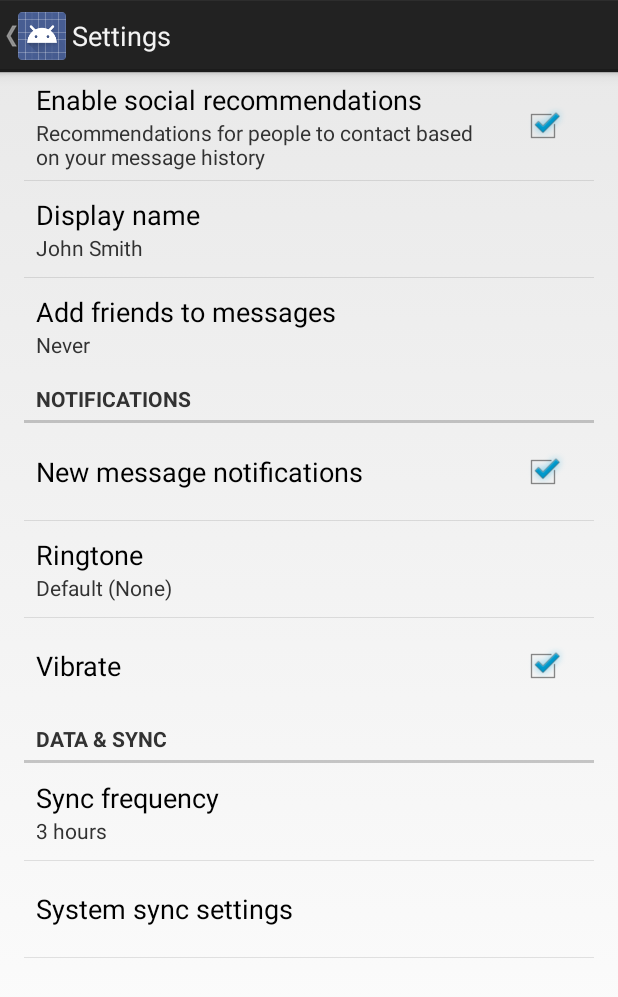
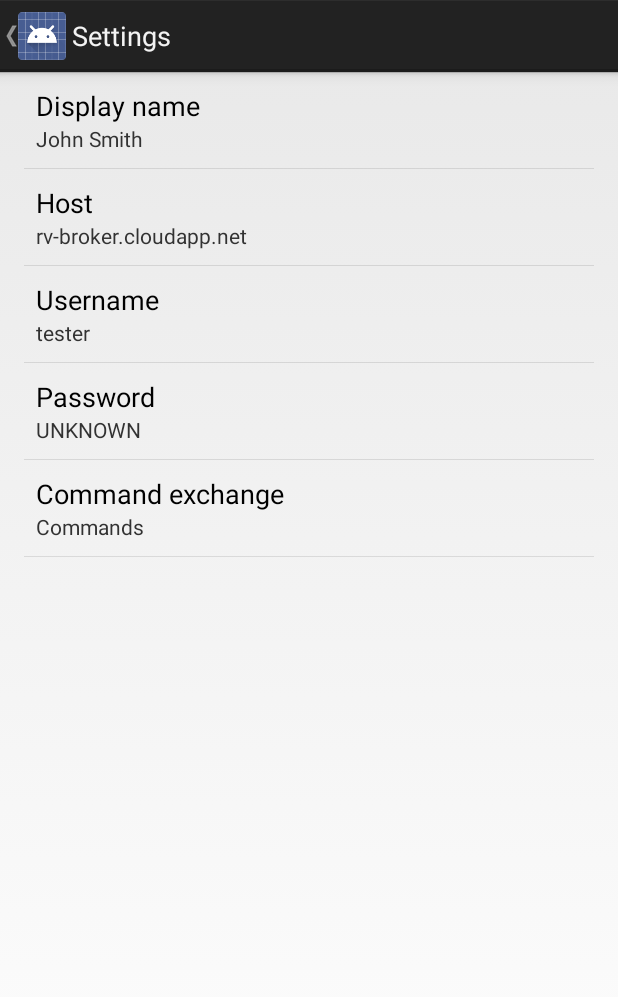
Before and after one commit to royveshovda/garagecontroller, an Android app: the SettingsActivity screen opened directly, with no data from a screen before it, on a phone screen of 412 x 824 dp. Shown: the top 997 px of the screen. Run offline under Robolectric (Android 15) with nearby library versions, the phone set to English and light mode, and no system bars.

Commit message:
Android client Settings

```diff
--- a/source/Android/GarageController/app/src/main/java/com/eycarus/garage/garagecontroller/GarageActivity.java
+++ b/source/Android/GarageController/app/src/main/java/com/eycarus/garage/garagecontroller/GarageActivity.java
@@ -2,8 +2,10 @@ package com.eycarus.garage.garagecontroller;
 
 import android.app.Activity;
 import android.content.Intent;
+import android.content.SharedPreferences;
 import android.os.AsyncTask;
 import android.os.Bundle;
+import android.preference.PreferenceManager;
 import android.view.Menu;
 import android.view.MenuItem;
 import android.view.View;
@@ -81,9 +83,11 @@ public class GarageActivity extends Activity {
 
     private void sendButtonCommand(int buttonNumber) {
         ConnectionFactory factory = new ConnectionFactory();
-        factory.setHost("rv-broker.cloudapp.net");
-        factory.setUsername("tester");
-        factory.setPassword("GoGoTester91234");
+        SharedPreferences preferences = PreferenceManager.getDefaultSharedPreferences(this);
+
+        factory.setHost(preferences.getString("settings_rabbitmq_host",""));
+        factory.setUsername(preferences.getString("settings_rabbitmq_username",""));
+        factory.setPassword(preferences.getString("settings_rabbitmq_password",""));
         factory.setPort(5672);
 
         try {
@@ -94,7 +98,7 @@ public class GarageActivity extends Activity {
             try {
                 message.put("SessionId", "1");
                 message.put("DoorNumber", buttonNumber);
-                message.put("Signature", "SIGN");
+                message.put("Signature", preferences.getString("settings_display_name","???"));
             } catch (JSONException e) {
                 runOnUiThread(new Runnable() {
                     public void run() {
--- a/source/Android/GarageController/app/src/main/java/com/eycarus/garage/garagecontroller/SettingsActivity.java
+++ b/source/Android/GarageController/app/src/main/java/com/eycarus/garage/garagecontroller/SettingsActivity.java
@@ -101,29 +101,20 @@ public class SettingsActivity extends PreferenceActivity {
         // Add 'general' preferences.
         addPreferencesFromResource(R.xml.pref_general);
 
-        // Add 'notifications' preferences, and a corresponding header.
-        PreferenceCategory fakeHeader = new PreferenceCategory(this);
-        fakeHeader.setTitle(R.string.pref_header_notifications);
-        getPreferenceScreen().addPreference(fakeHeader);
-        addPreferencesFromResource(R.xml.pref_notification);
+        // Add 'general' preferences.
+        addPreferencesFromResource(R.xml.pref_rabbitmq);
 
-        // Add 'data and sync' preferences, and a corresponding header.
-        fakeHeader = new PreferenceCategory(this);
-        fakeHeader.setTitle(R.string.pref_header_data_sync);
-        getPreferenceScreen().addPreference(fakeHeader);
-        addPreferencesFromResource(R.xml.pref_data_sync);
+
 
         // Bind the summaries of EditText/List/Dialog/Ringtone preferences to
         // their values. When their values change, their summaries are updated
         // to reflect the new value, per the Android Design guidelines.
-        bindPreferenceSummaryToValue(findPreference("example_text"));
-        bindPreferenceSummaryToValue(findPreference("example_list"));
-        bindPreferenceSummaryToValue(findPreference("notifications_new_message_ringtone"));
-        bindPreferenceSummaryToValue(findPreference("sync_frequency"));
-        //bindPreferenceSummaryToValue(findPreference("Host"));
-        //bindPreferenceSummaryToValue(findPreference("Exchange"));
-        //bindPreferenceSummaryToValue(findPreference("Username"));
-        //bindPreferenceSummaryToValue(findPreference("Password"));
+        bindPreferenceSummaryToValue(findPreference("settings_display_name"));
+
+        bindPreferenceSummaryToValue(findPreference("settings_rabbitmq_host"));
+        bindPreferenceSummaryToValue(findPreference("settings_rabbitmq_username"));
+        bindPreferenceSummaryToValue(findPreference("settings_rabbitmq_password"));
+        bindPreferenceSummaryToValue(findPreference("settings_rabbitmq_command_exchange"));
     }
 
     /** {@inheritDoc} */
@@ -183,29 +174,6 @@ public class SettingsActivity extends PreferenceActivity {
                         index >= 0
                                 ? listPreference.getEntries()[index]
                                 : null);
-
-            } else if (preference instanceof RingtonePreference) {
-                // For ringtone preferences, look up the correct display value
-                // using RingtoneManager.
-                if (TextUtils.isEmpty(stringValue)) {
-                    // Empty values correspond to 'silent' (no ringtone).
-                    preference.setSummary(R.string.pref_ringtone_silent);
-
-                } else {
-                    Ringtone ringtone = RingtoneManager.getRingtone(
-                            preference.getContext(), Uri.parse(stringValue));
-
-                    if (ringtone == null) {
-                        // Clear the summary if there was a lookup error.
-                        preference.setSummary(null);
-                    } else {
-                        // Set the summary to reflect the new ringtone display
-                        // name.
-                        String name = ringtone.getTitle(preference.getContext());
-                        preference.setSummary(name);
-                    }
-                }
-
             } else {
                 // For all other preferences, set the summary to the value's
                 // simple string representation.
@@ -251,46 +219,26 @@ public class SettingsActivity extends PreferenceActivity {
             // to their values. When their values change, their summaries are
             // updated to reflect the new value, per the Android Design
             // guidelines.
-            bindPreferenceSummaryToValue(findPreference("example_text"));
-            bindPreferenceSummaryToValue(findPreference("example_list"));
+            bindPreferenceSummaryToValue(findPreference("settings_display_name"));
         }
     }
 
-    /**
-     * This fragment shows notification preferences only. It is used when the
-     * activity is showing a two-pane settings UI.
-     */
     @TargetApi(Build.VERSION_CODES.HONEYCOMB)
-    public static class NotificationPreferenceFragment extends PreferenceFragment {
+    public static class RabbitMqPreferenceFragment extends PreferenceFragment {
         @Override
         public void onCreate(Bundle savedInstanceState) {
             super.onCreate(savedInstanceState);
-            addPreferencesFromResource(R.xml.pref_notification);
+            addPreferencesFromResource(R.xml.pref_general);
 
             // Bind the summaries of EditText/List/Dialog/Ringtone preferences
             // to their values. When their values change, their summaries are
             // updated to reflect the new value, per the Android Design
             // guidelines.
-            bindPreferenceSummaryToValue(findPreference("notifications_new_message_ringtone"));
-        }
-    }
+            bindPreferenceSummaryToValue(findPreference("settings_rabbitmq_host"));
+            bindPreferenceSummaryToValue(findPreference("settings_rabbitmq_username"));
+            bindPreferenceSummaryToValue(findPreference("settings_rabbitmq_password"));
+            bindPreferenceSummaryToValue(findPreference("settings_rabbitmq_command_exchange"));
 
-    /**
-     * This fragment shows data and sync preferences only. It is used when the
-     * activity is showing a two-pane settings UI.
-     */
-    @TargetApi(Build.VERSION_CODES.HONEYCOMB)
-    public static class DataSyncPreferenceFragment extends PreferenceFragment {
-        @Override
-        public void onCreate(Bundle savedInstanceState) {
-            super.onCreate(savedInstanceState);
-            addPreferencesFromResource(R.xml.pref_data_sync);
-
-            // Bind the summaries of EditText/List/Dialog/Ringtone preferences
-            // to their values. When their values change, their summaries are
-            // updated to reflect the new value, per the Android Design
-            // guidelines.
-            bindPreferenceSummaryToValue(findPreference("sync_frequency"));
         }
     }
 }
--- a/source/Android/GarageController/app/src/main/res/values/strings.xml
+++ b/source/Android/GarageController/app/src/main/res/values/strings.xml
@@ -1,8 +1,5 @@
 <?xml version="1.0" encoding="utf-8"?>
 <resources>
-
     <string name="app_name">GarageController</string>
-    <string name="hello_world">Hello world!</string>
     <string name="action_settings">Settings</string>
-
 </resources>
--- a/source/Android/GarageController/app/src/main/res/values/strings_activity_settings.xml
+++ b/source/Android/GarageController/app/src/main/res/values/strings_activity_settings.xml
@@ -5,55 +5,16 @@
 
     <!-- Example General settings -->
     <string name="pref_header_general">General</string>
-
-    <string name="pref_title_social_recommendations">Enable social recommendations</string>
-    <string name="pref_description_social_recommendations">Recommendations for people to contact based on your message history</string>
-
     <string name="pref_title_display_name">Display name</string>
     <string name="pref_default_display_name">John Smith</string>
 
-    <string name="pref_title_add_friends_to_messages">Add friends to messages</string>
-    <string-array name="pref_example_list_titles">
-        <item>Always</item>
-        <item>When possible</item>
-        <item>Never</item>
-    </string-array>
-    <string-array name="pref_example_list_values">
-        <item>1</item>
-        <item>0</item>
-        <item>-1</item>
-    </string-array>
-
-    <!-- Example settings for Data & Sync -->
-    <string name="pref_header_data_sync">Data &amp; sync</string>
-
-    <string name="pref_title_sync_frequency">Sync frequency</string>
-    <string-array name="pref_sync_frequency_titles">
-        <item>15 minutes</item>
-        <item>30 minutes</item>
-        <item>1 hour</item>
-        <item>3 hours</item>
-        <item>6 hours</item>
-        <item>Never</item>
-    </string-array>
-    <string-array name="pref_sync_frequency_values">
-        <item>15</item>
-        <item>30</item>
-        <item>60</item>
-        <item>180</item>
-        <item>360</item>
-        <item>-1</item>
-    </string-array>
-
-    <string name="pref_title_system_sync_settings">System sync settings</string>
-
-    <!-- Example settings for Notifications -->
-    <string name="pref_header_notifications">Notifications</string>
-
-    <string name="pref_title_new_message_notifications">New message notifications</string>
-
-    <string name="pref_title_ringtone">Ringtone</string>
-    <string name="pref_ringtone_silent">Silent</string>
-
-    <string name="pref_title_vibrate">Vibrate</string>
+    <string name="pref_header_rabbitmq">RabbitMQ</string>
+    <string name="pref_rabbitmq_host_title">Host</string>
+    <string name="pref_rabbitmq_host_default">rv-broker.cloudapp.net</string>
+    <string name="pref_rabbitmq_username_title">Username</string>
+    <string name="pref_rabbitmq_username_default">tester</string>
+    <string name="pref_rabbitmq_password_title">Password</string>
+    <string name="pref_rabbitmq_password_default">UNKNOWN</string>
+    <string name="pref_rabbitmq_command_exchange_title">Command exchange</string>
+    <string name="pref_rabbitmq_command_exchange_default">Commands</string>
 </resources>
--- a/source/Android/GarageController/app/src/main/res/xml/pref_data_sync.xml
+++ /dev/null
@@ -1,21 +0,0 @@
-<PreferenceScreen xmlns:android="http://schemas.android.com/apk/res/android">
-
-    <!-- NOTE: Hide buttons to simplify the UI. Users can touch outside the dialog to
-         dismiss it. -->
-    <!-- NOTE: ListPreference's summary should be set to its value by the activity code. -->
-    <ListPreference
-        android:key="sync_frequency"
-        android:title="@string/pref_title_sync_frequency"
-        android:entries="@array/pref_sync_frequency_titles"
-        android:entryValues="@array/pref_sync_frequency_values"
-        android:defaultValue="180"
-        android:negativeButtonText="@null"
-        android:positiveButtonText="@null" />
-
-    <!-- This preference simply launches an intent when selected. Use this UI sparingly, per
-         design guidelines. -->
-    <Preference android:title="@string/pref_title_system_sync_settings">
-        <intent android:action="android.settings.SYNC_SETTINGS" />
-    </Preference>
-
-</PreferenceScreen>
--- a/source/Android/GarageController/app/src/main/res/xml/pref_general.xml
+++ b/source/Android/GarageController/app/src/main/res/xml/pref_general.xml
@@ -1,15 +1,9 @@
 <PreferenceScreen xmlns:android="http://schemas.android.com/apk/res/android">
-
-    <CheckBoxPreference
-        android:key="example_checkbox"
-        android:title="@string/pref_title_social_recommendations"
-        android:summary="@string/pref_description_social_recommendations"
-        android:defaultValue="true" />
 
     <!-- NOTE: EditTextPreference accepts EditText attributes. -->
     <!-- NOTE: EditTextPreference's summary should be set to its value by the activity code. -->
     <EditTextPreference
-        android:key="example_text"
+        android:key="settings_display_name"
         android:title="@string/pref_title_display_name"
         android:defaultValue="@string/pref_default_display_name"
         android:selectAllOnFocus="true"
@@ -18,16 +12,6 @@
         android:singleLine="true"
         android:maxLines="1" />
 
-    <!-- NOTE: Hide buttons to simplify the UI. Users can touch outside the dialog to
-         dismiss it. -->
-    <!-- NOTE: ListPreference's summary should be set to its value by the activity code. -->
-    <ListPreference
-        android:key="example_list"
-        android:title="@string/pref_title_add_friends_to_messages"
-        android:defaultValue="-1"
-        android:entries="@array/pref_example_list_titles"
-        android:entryValues="@array/pref_example_list_values"
-        android:negativeButtonText="@null"
-        android:positiveButtonText="@null" />
+
 
 </PreferenceScreen>
--- a/source/Android/GarageController/app/src/main/res/xml/pref_headers.xml
+++ b/source/Android/GarageController/app/src/main/res/xml/pref_headers.xml
@@ -7,11 +7,7 @@
         android:title="@string/pref_header_general" />
 
     <header
-        android:fragment="com.eycarus.garage.garagecontroller.SettingsActivity$NotificationPreferenceFragment"
-        android:title="@string/pref_header_notifications" />
-
-    <header
-        android:fragment="com.eycarus.garage.garagecontroller.SettingsActivity$DataSyncPreferenceFragment"
-        android:title="@string/pref_header_data_sync" />
+        android:fragment="com.eycarus.garage.garagecontroller.SettingsActivity$RabbitMqPreferenceFragment"
+        android:title="@string/pref_header_rabbitmq" />
 
 </preference-headers>
--- a/source/Android/GarageController/app/src/main/res/xml/pref_notification.xml
+++ /dev/null
@@ -1,27 +0,0 @@
-<PreferenceScreen xmlns:android="http://schemas.android.com/apk/res/android">
-
-    <!-- A 'parent' preference, which enables/disables child preferences (below)
-         when checked/unchecked. -->
-    <CheckBoxPreference
-        android:key="notifications_new_message"
-        android:title="@string/pref_title_new_message_notifications"
-        android:defaultValue="true" />
-
-    <!-- Allows the user to choose a ringtone in the 'notification' category. -->
-    <!-- NOTE: This preference will be enabled only when the checkbox above is checked. -->
-    <!-- NOTE: RingtonePreference's summary should be set to its value by the activity code. -->
-    <RingtonePreference
-        android:dependency="notifications_new_message"
-        android:key="notifications_new_message_ringtone"
-        android:title="@string/pref_title_ringtone"
-        android:ringtoneType="notification"
-        android:defaultValue="content://settings/system/notification_sound" />
-
-    <!-- NOTE: This preference will be enabled only when the checkbox above is checked. -->
-    <CheckBoxPreference
-        android:dependency="notifications_new_message"
-        android:key="notifications_new_message_vibrate"
-        android:title="@string/pref_title_vibrate"
-        android:defaultValue="true" />
-
-</PreferenceScreen>
--- /dev/null
+++ b/source/Android/GarageController/app/src/main/res/xml/pref_rabbitmq.xml
@@ -0,0 +1,40 @@
+<?xml version="1.0" encoding="utf-8"?>
+
+<PreferenceScreen xmlns:android="http://schemas.android.com/apk/res/android">
+    <EditTextPreference
+        android:key="settings_rabbitmq_host"
+        android:title="@string/pref_rabbitmq_host_title"
+        android:defaultValue="@string/pref_rabbitmq_host_default"
+        android:selectAllOnFocus="true"
+        android:inputType="textCapWords"
+        android:capitalize="words"
+        android:singleLine="true"
+        android:maxLines="1" />
+    <EditTextPreference
+        android:key="settings_rabbitmq_username"
+        android:title="@string/pref_rabbitmq_username_title"
+        android:defaultValue="@string/pref_rabbitmq_username_default"
+        android:selectAllOnFocus="true"
+        android:inputType="textCapWords"
+        android:capitalize="words"
+        android:singleLine="true"
+        android:maxLines="1" />
+    <EditTextPreference
+        android:key="settings_rabbitmq_password"
+        android:title="@string/pref_rabbitmq_password_title"
+        android:defaultValue="@string/pref_rabbitmq_password_default"
+        android:selectAllOnFocus="true"
+        android:inputType="textCapWords"
+        android:capitalize="words"
+        android:singleLine="true"
+        android:maxLines="1" />
+    <EditTextPreference
+        android:key="settings_rabbitmq_command_exchange"
+        android:title="@string/pref_rabbitmq_command_exchange_title"
+        android:defaultValue="@string/pref_rabbitmq_command_exchange_default"
+        android:selectAllOnFocus="true"
+        android:inputType="textCapWords"
+        android:capitalize="words"
+        android:singleLine="true"
+        android:maxLines="1" />
+</PreferenceScreen>
```
